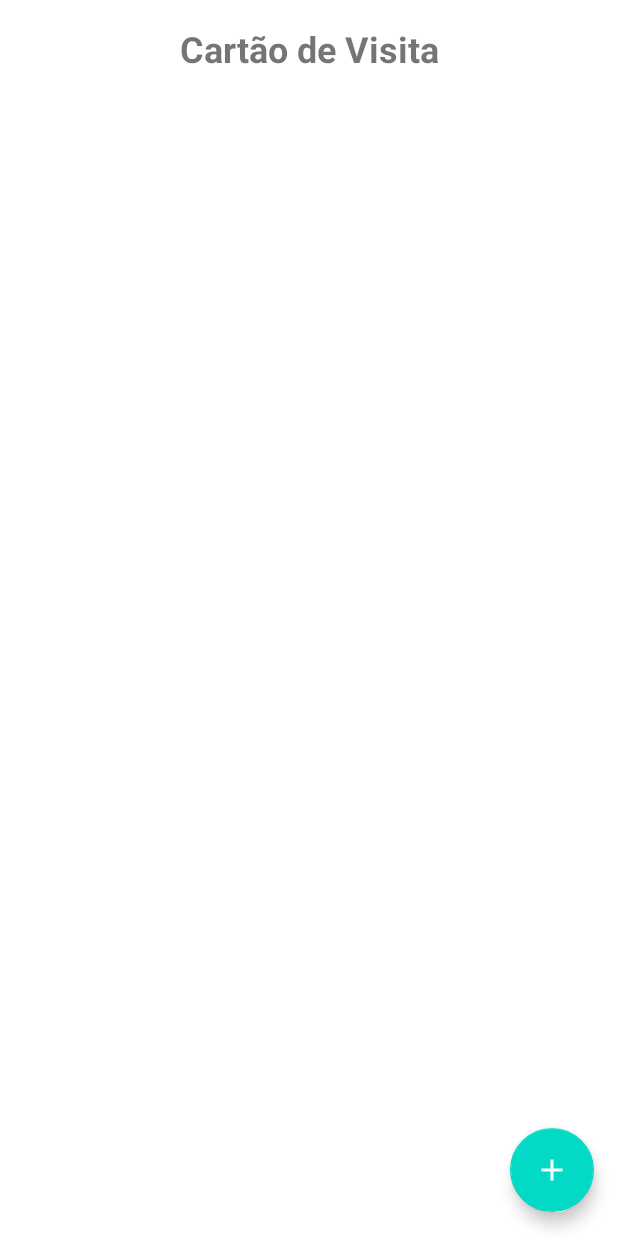
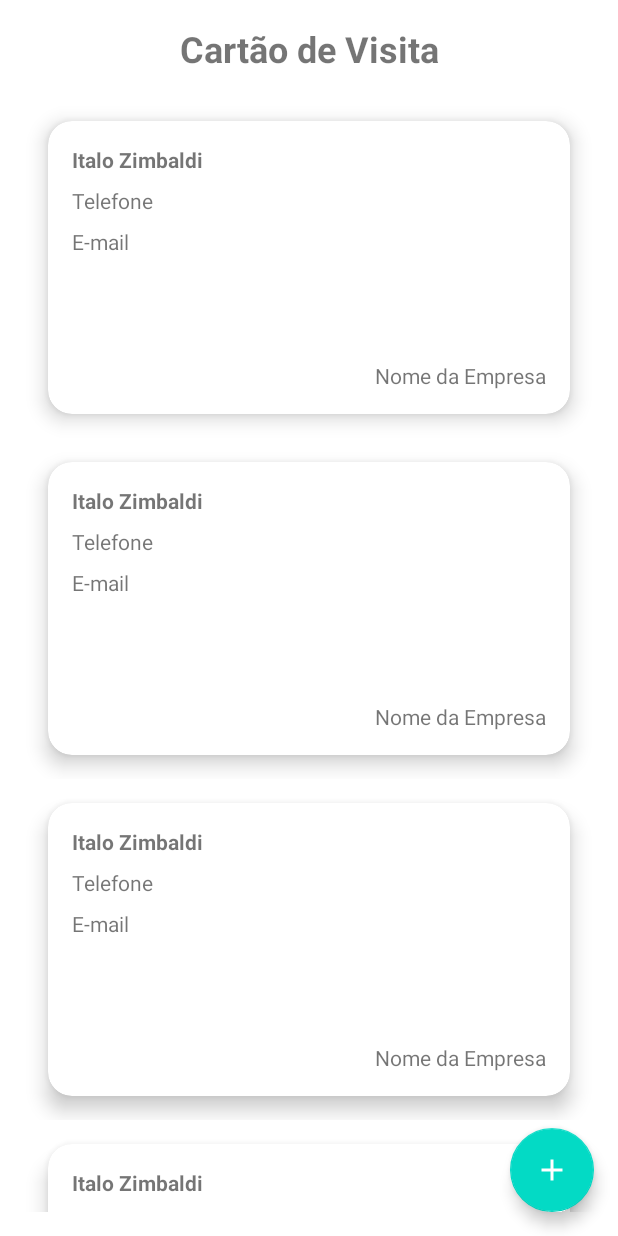
Before and after one commit to zimbaldi/Buisiness-card, an Android app: the layout activity_main.xml on its own in the app's theme, with its tools: preview values and no code run, on a phone screen of 412 x 824 dp. Run offline under Robolectric (Android 15) with nearby library versions, the phone set to English and light mode, and no system bars.

Commit message:
criando layouts das activities

```diff
--- a/app/src/main/res/layout/activity_main.xml
+++ b/app/src/main/res/layout/activity_main.xml
@@ -10,32 +10,30 @@
         android:id="@+id/tv_title"
         android:layout_width="wrap_content"
         android:layout_height="wrap_content"
+        android:layout_margin="16dp"
         android:text="@string/label_business_cards"
-        android:layout_margin="16dp"
-        app:layout_constraintTop_toTopOf="parent"
         android:textSize="24sp"
         android:textStyle="bold"
         app:layout_constraintEnd_toEndOf="parent"
         app:layout_constraintStart_toStartOf="parent"
-        />
+        app:layout_constraintTop_toTopOf="parent" />
 
     <androidx.recyclerview.widget.RecyclerView
         android:layout_width="match_parent"
         android:layout_height="0dp"
+        android:layout_margin="16dp"
         app:layoutManager="androidx.recyclerview.widget.LinearLayoutManager"
+        app:layout_constraintBottom_toBottomOf="parent"
         app:layout_constraintTop_toBottomOf="@+id/tv_title"
-        android:layout_margin="16dp"
         tools:itemCount="8"
-        app:layout_constraintBottom_toBottomOf="parent"
-        />
+        tools:listitem="@layout/item_business_card" />
 
     <com.google.android.material.floatingactionbutton.FloatingActionButton
         android:layout_width="wrap_content"
         android:layout_height="wrap_content"
+        android:layout_margin="16dp"
         app:layout_constraintBottom_toBottomOf="parent"
-        android:layout_margin="16dp"
-        app:srcCompat="@drawable/ic_add_24"
         app:layout_constraintEnd_toEndOf="parent"
-        />
+        app:srcCompat="@drawable/ic_add_24" />
 
 </androidx.constraintlayout.widget.ConstraintLayout>
--- /dev/null
+++ b/app/src/main/res/layout/item_business_card.xml
@@ -0,0 +1,70 @@
+<?xml version="1.0" encoding="utf-8"?>
+<androidx.constraintlayout.widget.ConstraintLayout xmlns:android="http://schemas.android.com/apk/res/android"
+    xmlns:app="http://schemas.android.com/apk/res-auto"
+    android:layout_width="match_parent"
+    android:layout_height="wrap_content">
+
+    <com.google.android.material.card.MaterialCardView
+        android:layout_width="match_parent"
+        android:layout_height="0dp"
+        android:layout_margin="16dp"
+        android:checkable="true"
+        android:clickable="true"
+        android:focusable="true"
+        app:cardCornerRadius="16dp"
+        app:cardElevation="8dp"
+        app:layout_constraintBottom_toBottomOf="parent"
+        app:layout_constraintDimensionRatio="16:9"
+        app:layout_constraintEnd_toEndOf="parent"
+        app:layout_constraintStart_toStartOf="parent"
+        app:layout_constraintTop_toTopOf="parent">
+
+
+        <androidx.constraintlayout.widget.ConstraintLayout
+            android:layout_width="match_parent"
+            android:layout_height="match_parent"
+            android:layout_margin="16dp">
+
+            <com.google.android.material.textview.MaterialTextView
+                android:id="@+id/tv_nome"
+                android:layout_width="wrap_content"
+                android:layout_height="wrap_content"
+                android:text="Italo Zimbaldi"
+                android:textStyle="bold"
+                app:layout_constraintStart_toStartOf="parent"
+                app:layout_constraintTop_toTopOf="parent" />
+
+            <com.google.android.material.textview.MaterialTextView
+                android:id="@+id/tv_telefone"
+                android:layout_width="wrap_content"
+                android:layout_height="wrap_content"
+                android:layout_marginTop="8dp"
+                android:text="Telefone"
+                app:layout_constraintStart_toStartOf="parent"
+                app:layout_constraintTop_toBottomOf="@id/tv_nome" />
+
+            <com.google.android.material.textview.MaterialTextView
+                android:id="@+id/tv_email"
+                android:layout_width="wrap_content"
+                android:layout_height="wrap_content"
+                android:layout_marginTop="8dp"
+                android:text="E-mail"
+                app:layout_constraintStart_toStartOf="parent"
+                app:layout_constraintTop_toBottomOf="@id/tv_telefone" />
+
+            <com.google.android.material.textview.MaterialTextView
+                android:id="@+id/tv_nome_empresa"
+                android:layout_width="wrap_content"
+                android:layout_height="wrap_content"
+                android:layout_marginTop="8dp"
+                android:text="Nome da Empresa"
+                app:layout_constraintBottom_toBottomOf="parent"
+                app:layout_constraintEnd_toEndOf="parent" />
+
+
+        </androidx.constraintlayout.widget.ConstraintLayout>
+
+    </com.google.android.material.card.MaterialCardView>
+
+
+</androidx.constraintlayout.widget.ConstraintLayout>
```
